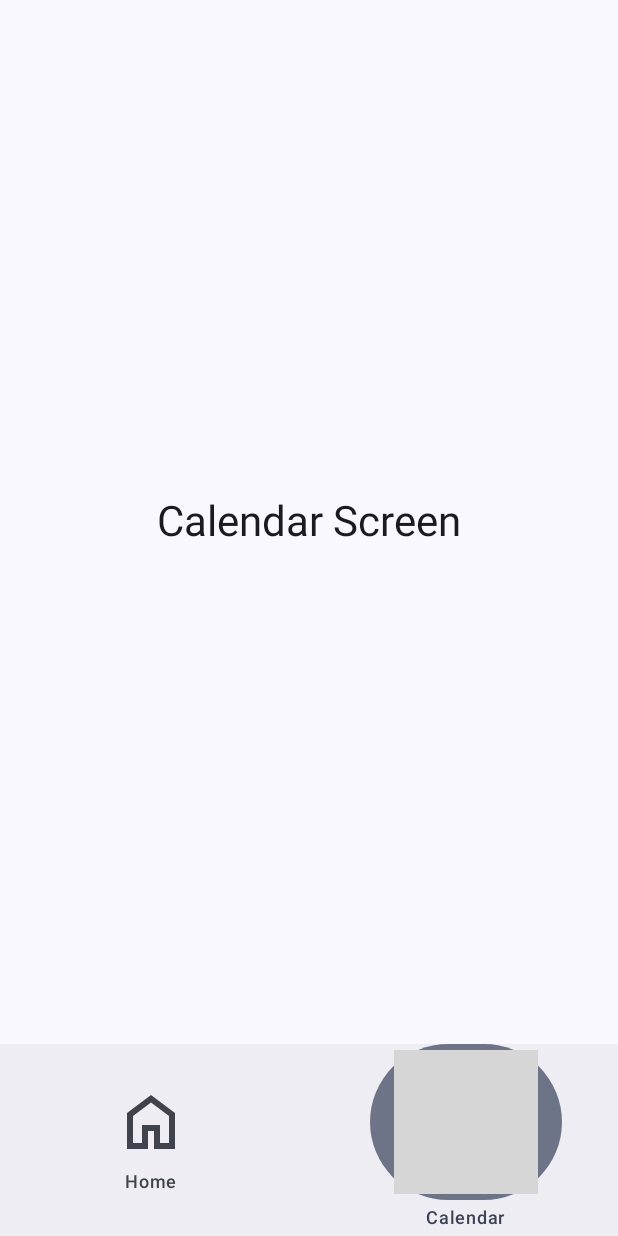
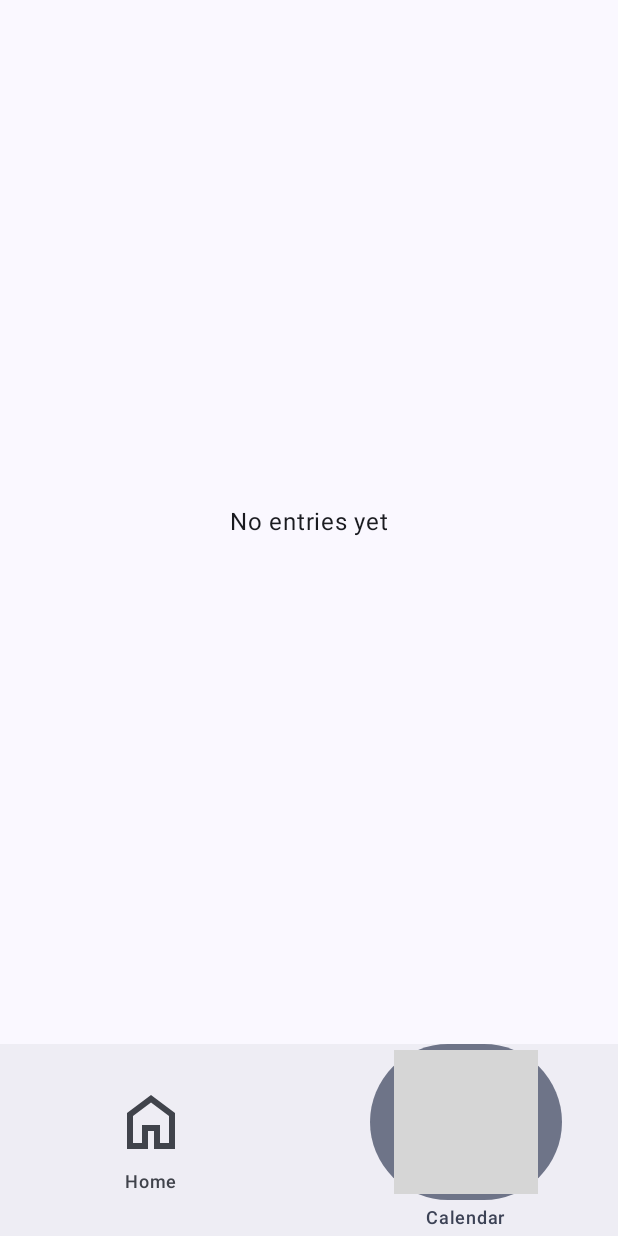
Before and after one commit to madfozjer/sleepwell, an Android app built with Jetpack Compose: the screen it shows after launch (MainActivity), item 2 of the bottom bar chosen, on a phone screen of 412 x 824 dp. Run offline under Robolectric (Android 15) with nearby library versions, the phone set to English and light mode, and no system bars; our stand-ins replace navigation suite; grey boxes are pictures that could not be loaded.

Commit message:
finishing touch to basic version

```diff
--- a/app/src/main/java/com/example/sleepwell/MainActivity.kt
+++ b/app/src/main/java/com/example/sleepwell/MainActivity.kt
@@ -1,15 +1,25 @@
 package com.example.sleepwell
 
+import android.app.DatePickerDialog
 import android.os.Bundle
+import android.widget.Toast
 import androidx.activity.ComponentActivity
 import androidx.activity.compose.setContent
 import androidx.activity.enableEdgeToEdge
 import androidx.compose.foundation.layout.Arrangement
 import androidx.compose.foundation.layout.Box
+import androidx.compose.foundation.layout.Column
 import androidx.compose.foundation.layout.Row
+import androidx.compose.foundation.layout.Spacer
 import androidx.compose.foundation.layout.fillMaxSize
+import androidx.compose.foundation.layout.fillMaxWidth
+import androidx.compose.foundation.layout.height
 import androidx.compose.foundation.layout.padding
+import androidx.compose.foundation.lazy.LazyColumn
+import androidx.compose.foundation.lazy.items
 import androidx.compose.material3.Button
+import androidx.compose.material3.Card
+import androidx.compose.material3.CardDefaults
 import androidx.compose.material3.Icon
 import androidx.compose.material3.MaterialTheme
 import androidx.compose.material3.Text
@@ -17,15 +27,24 @@ import androidx.compose.material3.adaptive.navigationsuite.NavigationSuiteScaffo
 import androidx.compose.runtime.Composable
 import androidx.compose.runtime.getValue
 import androidx.compose.runtime.mutableIntStateOf
+import androidx.compose.runtime.mutableStateListOf
 import androidx.compose.runtime.mutableStateOf
+import androidx.compose.runtime.remember
 import androidx.compose.runtime.saveable.rememberSaveable
 import androidx.compose.runtime.setValue
 import androidx.compose.ui.Alignment
 import androidx.compose.ui.Modifier
+import androidx.compose.ui.platform.LocalContext
 import androidx.compose.ui.res.painterResource
 import androidx.compose.ui.tooling.preview.PreviewScreenSizes
 import androidx.compose.ui.unit.dp
 import com.example.sleepwell.ui.theme.SleepWellTheme
+import java.util.Calendar
+
+data class CalendarEntry(
+    val number: Int,
+    val date: String
+)
 
 class MainActivity : ComponentActivity() {
     override fun onCreate(savedInstanceState: Bundle?) {
@@ -43,6 +62,7 @@ class MainActivity : ComponentActivity() {
 @Composable
 fun SleepWellApp() {
     var currentDestination by rememberSaveable { mutableStateOf(AppDestinations.HOME) }
+    val entries = remember { mutableStateListOf<CalendarEntry>() }
 
     NavigationSuiteScaffold(
         navigationSuiteItems = {
@@ -62,20 +82,50 @@ fun SleepWellApp() {
         }
     ) {
         when (currentDestination) {
-            AppDestinations.HOME -> HomeScreen()
-            AppDestinations.CALENDAR -> CalendarScreen()
+            AppDestinations.HOME -> HomeScreen(onAddEntry = { entries.add(it) })
+            AppDestinations.CALENDAR -> CalendarScreen(entries = entries)
         }
     }
 }
 
 @Composable
-fun HomeScreen(modifier: Modifier = Modifier) {
+fun HomeScreen(
+    onAddEntry: (CalendarEntry) -> Unit,
+    modifier: Modifier = Modifier
+) {
     var number by rememberSaveable { mutableIntStateOf(1) }
 
+    val context = LocalContext.current
+    val calendar = Calendar.getInstance()
+    var selectedDate by rememberSaveable {
+        mutableStateOf("${calendar.get(Calendar.DAY_OF_MONTH)}/${calendar.get(Calendar.MONTH) + 1}/${calendar.get(Calendar.YEAR)}")
+    }
+
+    val datePickerDialog = DatePickerDialog(
+        context,
+        { _, year, month, dayOfMonth ->
+            selectedDate = "$dayOfMonth/${month + 1}/$year"
+        },
+        calendar.get(Calendar.YEAR),
+        calendar.get(Calendar.MONTH),
+        calendar.get(Calendar.DAY_OF_MONTH)
+    )
+
+    Column(
+        modifier = modifier.fillMaxSize(),
+        horizontalAlignment = Alignment.CenterHorizontally,
+        verticalArrangement = Arrangement.Center
+    ) {
+        Text(
+            text = "Rate your sleep",
+            style = MaterialTheme.typography.headlineMedium
+        )
+
+        Spacer(modifier = Modifier.height(24.dp))
+
         Row(
-        modifier = modifier.fillMaxSize(),
-        horizontalArrangement = Arrangement.Center,
-        verticalAlignment = Alignment.CenterVertically
+            verticalAlignment = Alignment.CenterVertically,
+            horizontalArrangement = Arrangement.Center
         ) {
             Button(
                 onClick = { if (number > 1) number-- },
@@ -97,18 +147,67 @@ fun HomeScreen(modifier: Modifier = Modifier) {
                 Text("+")
             }
         }
+
+        Spacer(modifier = Modifier.height(24.dp))
+
+        Button(onClick = { datePickerDialog.show() }) {
+            Text("Date: $selectedDate")
+        }
+
+        Spacer(modifier = Modifier.height(24.dp))
+
+        Button(
+            onClick = {
+                onAddEntry(CalendarEntry(number, selectedDate))
+                Toast.makeText(context, "Added to Calendar!", Toast.LENGTH_SHORT).show()
+            }
+        ) {
+            Text("Save to Calendar")
+        }
+    }
 }
 
 @Composable
-fun CalendarScreen(modifier: Modifier = Modifier) {
+fun CalendarScreen(
+    entries: List<CalendarEntry>,
+    modifier: Modifier = Modifier
+) {
+    if (entries.isEmpty()) {
         Box(
             modifier = modifier.fillMaxSize(),
             contentAlignment = Alignment.Center
         ) {
             Text(
-            text = "Calendar Screen",
-            style = MaterialTheme.typography.headlineMedium
+                text = "No entries yet",
+                style = MaterialTheme.typography.bodyLarge
             )
+        }
+    } else {
+        LazyColumn(
+            modifier = modifier
+                .fillMaxSize()
+                .padding(16.dp),
+            verticalArrangement = Arrangement.spacedBy(8.dp)
+        ) {
+            items(entries) { entry ->
+                Card(
+                    modifier = Modifier.fillMaxWidth(),
+                    elevation = CardDefaults.cardElevation(defaultElevation = 2.dp)
+                ) {
+                    Column(modifier = Modifier.padding(16.dp)) {
+                        Text(
+                            text = "Date: ${entry.date}",
+                            style = MaterialTheme.typography.titleMedium
+                        )
+                        Spacer(modifier = Modifier.height(4.dp))
+                        Text(
+                            text = "Number: ${entry.number}",
+                            style = MaterialTheme.typography.bodyMedium
+                        )
+                    }
+                }
+            }
+        }
     }
 }
 
```
Lines whose indentation alone changed are shown as unchanged.
